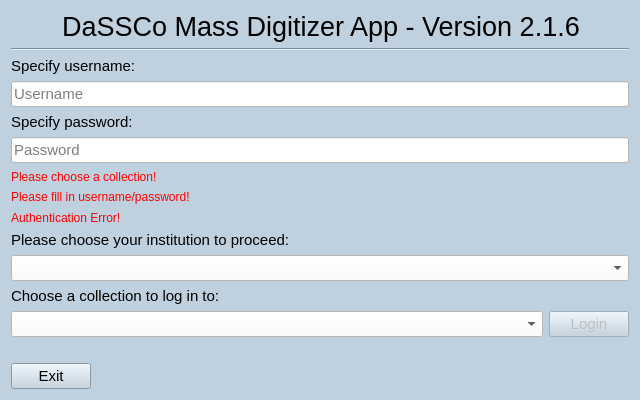
Old version of the form MassDigitizer/ui/homescreen.ui in the repository NHMDenmark/Mass-Digitizer.
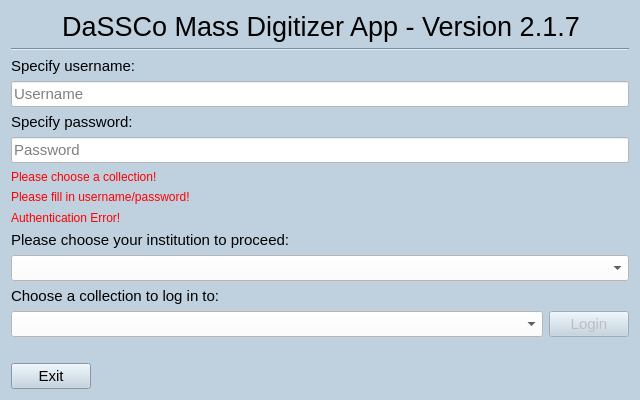
New version of the form.

```diff
--- a/MassDigitizer/ui/homescreen.ui
+++ b/MassDigitizer/ui/homescreen.ui
@@ -61,7 +61,7 @@
       </font>
      </property>
      <property name="text">
-      <string>DaSSCo Mass Digitizer App - Version 2.1.6</string>
+      <string>DaSSCo Mass Digitizer App - Version 2.1.7</string>
      </property>
      <property name="alignment">
       <set>Qt::AlignmentFlag::AlignCenter</set>
```
